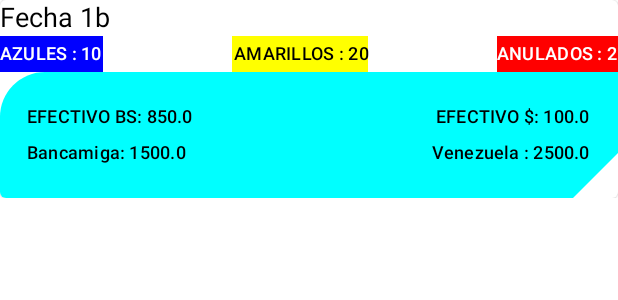
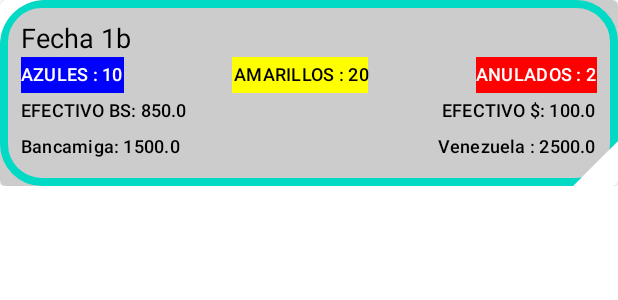
Before and after one commit to carlosmelendezr/BotesReportes, an Android app built with Jetpack Compose: the @Preview function MostarPagosPreview, on a phone screen of 412 x 824 dp. Shown: the top 300 px of the screen. Run offline under Robolectric (Android 15) with nearby library versions, the phone set to English and light mode, and no system bars; our stand-ins replace Firebase (no records; nobody signed in at launch, a user with empty details on screens opened directly).

Commit message:
Data Lista detalles

```diff
--- a/app/src/main/java/com/carleodev/botesrep/ui/ReporteDia.kt
+++ b/app/src/main/java/com/carleodev/botesrep/ui/ReporteDia.kt
@@ -1,6 +1,7 @@
 package com.carleodev.botesrep.ui
 
 import androidx.compose.foundation.background
+import androidx.compose.foundation.border
 import androidx.compose.foundation.horizontalScroll
 import androidx.compose.foundation.layout.*
 import androidx.compose.foundation.lazy.LazyColumn
@@ -12,6 +13,7 @@ import androidx.compose.foundation.verticalScroll
 import androidx.compose.material.*
 import androidx.compose.material.icons.Icons
 import androidx.compose.material.icons.filled.Airlines
+import androidx.compose.material3.AlertDialogDefaults.shape
 
 import androidx.compose.runtime.Composable
 import androidx.compose.runtime.collectAsState
@@ -88,7 +90,15 @@ fun MostarPagos(resumenVenta: ResumenVenta,
                 modifier: Modifier = Modifier)
 {
     Card() {
-        Column()
+        Box(modifier = Modifier
+            .fillMaxWidth()
+            .clip(RoundedCornerShape(topStart = 30.dp))
+            .clip(CutCornerShape(bottomEnd = 30.dp))
+            .background(Color.LightGray)
+            .border(5.dp, MaterialTheme.colors.secondary, shape)
+            .padding(14.dp)
+        ) {
+        Column( )
         {
             Text(
                 text = "Fecha ${resumenVenta.id}",
@@ -127,13 +137,7 @@ fun MostarPagos(resumenVenta: ResumenVenta,
                 )
             }
 
-            Box(modifier = Modifier
-                .fillMaxWidth()
-                .clip(RoundedCornerShape(topStart = 30.dp))
-                .clip(CutCornerShape(bottomEnd = 30.dp))
-                .background(Color.Cyan)
-                .padding(18.dp)
-            ) {
+
                 Column() {
 
 
```
